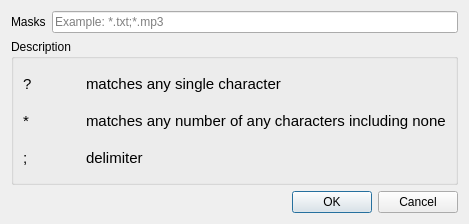
Qt form gui/qt/WildcardFilterEditor.ui (my-official/MyBCopy) before a commit.
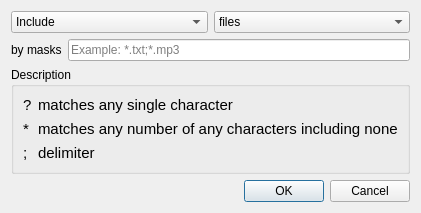
The same form after that commit.

```diff
--- a/gui/qt/WildcardFilterEditor.ui
+++ b/gui/qt/WildcardFilterEditor.ui
@@ -6,20 +6,57 @@
    <rect>
     <x>0</x>
     <y>0</y>
-    <width>469</width>
-    <height>224</height>
+    <width>409</width>
+    <height>204</height>
    </rect>
   </property>
   <property name="windowTitle">
    <string>Edit wildcards</string>
   </property>
   <layout class="QVBoxLayout" name="verticalLayout">
+   <item>
+    <layout class="QHBoxLayout" name="horizontalLayout_3">
+     <item>
+      <widget class="QComboBox" name="InclusionComboBox">
+       <item>
+        <property name="text">
+         <string>Include</string>
+        </property>
+       </item>
+       <item>
+        <property name="text">
+         <string>Exclude</string>
+        </property>
+       </item>
+      </widget>
+     </item>
+     <item>
+      <widget class="QComboBox" name="EntryTypeComboBox">
+       <item>
+        <property name="text">
+         <string>files</string>
+        </property>
+       </item>
+       <item>
+        <property name="text">
+         <string>directories</string>
+        </property>
+       </item>
+       <item>
+        <property name="text">
+         <string>entries</string>
+        </property>
+       </item>
+      </widget>
+     </item>
+    </layout>
+   </item>
    <item>
     <layout class="QHBoxLayout" name="horizontalLayout">
      <item>
       <widget class="QLabel" name="label_4">
        <property name="text">
-        <string>Masks</string>
+        <string>by masks</string>
        </property>
       </widget>
      </item>
```
